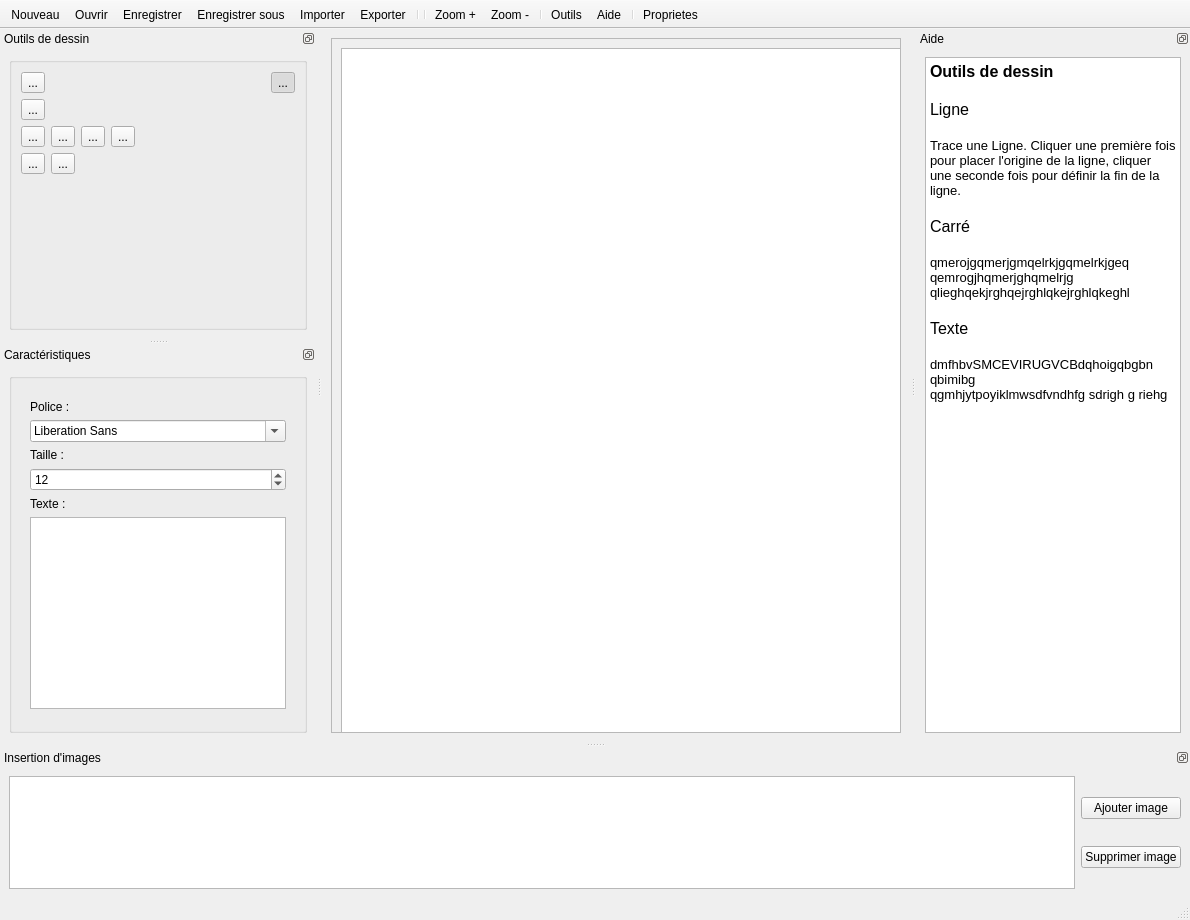
This is mainwindow.ui in BARRY-JN/M1---vectorial-draw-application as Qt 5 draws it before an edit. The edited form follows.
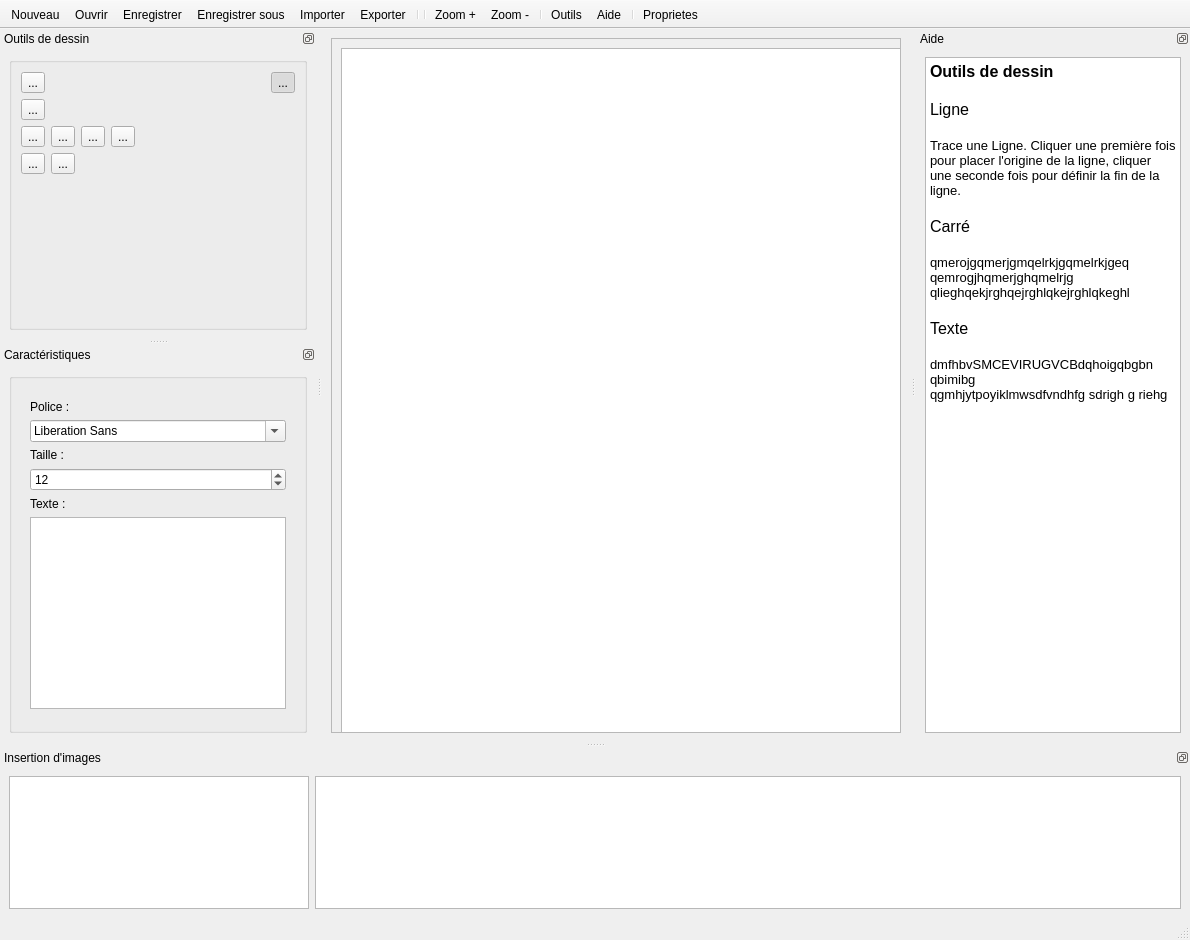
This is the edited form. Icons and pictures are not drawn. Custom widgets are drawn as their Qt base class.

```diff
--- a/mainwindow.ui
+++ b/mainwindow.ui
@@ -7,7 +7,7 @@
     <x>0</x>
     <y>0</y>
     <width>1190</width>
-    <height>865</height>
+    <height>940</height>
    </rect>
   </property>
   <property name="sizePolicy">
@@ -992,25 +992,17 @@
      <item row="0" column="0">
       <layout class="QHBoxLayout" name="horizontalLayout">
        <item>
-        <widget class="QListWidget" name="listWidget"/>
+        <widget class="QTreeView" name="treeView">
+         <property name="maximumSize">
+          <size>
+           <width>300</width>
+           <height>16777215</height>
+          </size>
+         </property>
+        </widget>
        </item>
        <item>
-        <layout class="QVBoxLayout" name="verticalLayout">
-         <item>
-          <widget class="QPushButton" name="addImageButton">
-           <property name="text">
-            <string>Ajouter image</string>
-           </property>
-          </widget>
-         </item>
-         <item>
-          <widget class="QPushButton" name="DeleteImageButton">
-           <property name="text">
-            <string>Supprimer image</string>
-           </property>
-          </widget>
-         </item>
-        </layout>
+        <widget class="QListView" name="listView"/>
        </item>
       </layout>
      </item>
```
